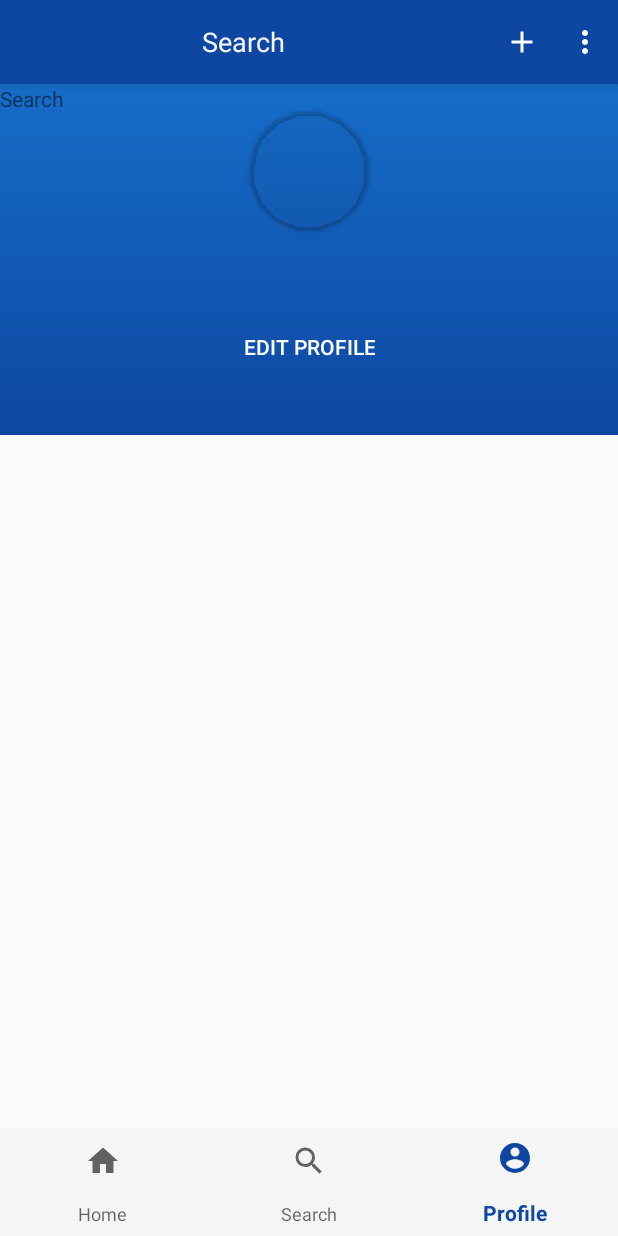
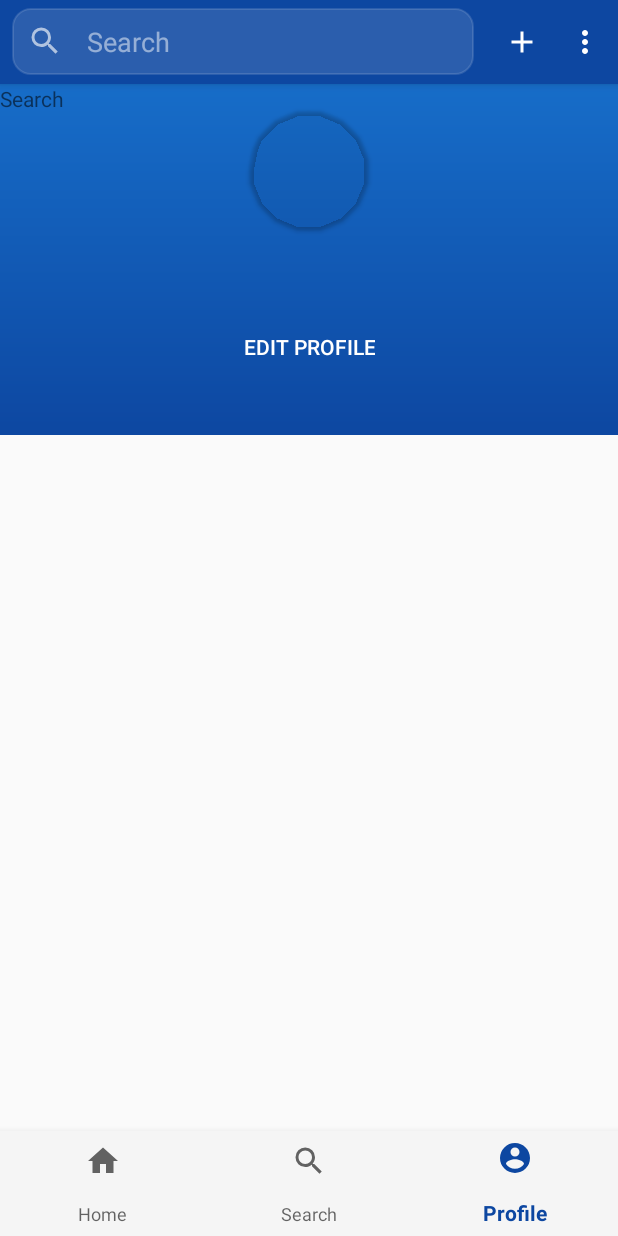
Before and after one commit to maheshgaya/CoolWallpapers, an Android app: the fragment SearchFragment placed in its activity, item 3 of the bottom bar chosen, on a phone screen of 412 x 824 dp. Run offline under Robolectric (Android 15) with nearby library versions, the phone set to English and light mode, and no system bars; our stand-ins replace ButterKnife, Firebase (no records; nobody signed in at launch, a user with empty details on screens opened directly); libraries missing offline, so code that uses them is left out: com.firebase.ui.

Commit message:
Feat: added Search Toolbar and fixed some auth issues

```diff
--- a/app/src/main/java/com/maheshgaya/android/coolwallpapers/adapter/ImageAdapter.java
+++ b/app/src/main/java/com/maheshgaya/android/coolwallpapers/adapter/ImageAdapter.java
@@ -26,9 +26,9 @@ import butterknife.ButterKnife;
 
 public class ImageAdapter extends RecyclerView.Adapter<ImageAdapter.ViewHolder> {
     private Context mContext;
-    private ArrayList<Post>  mImageUriList;
+    private ArrayList<Object>  mImageUriList;
 
-    public ImageAdapter(Context context, ArrayList<Post> imageUriList){
+    public ImageAdapter(Context context, ArrayList<Object> imageUriList){
         this.mContext = context;
         this.mImageUriList = imageUriList;
     }
@@ -42,7 +42,8 @@ public class ImageAdapter extends RecyclerView.Adapter<ImageAdapter.ViewHolder>
 
     @Override
     public void onBindViewHolder(ViewHolder holder, int position) {
-        final Post post = mImageUriList.get(position);
+        if (mImageUriList.get(position) instanceof  Post) {
+            final Post post = (Post)mImageUriList.get(position);
             Glide.with(mContext)
                     .load(post.getImageUrl())
                     .diskCacheStrategy(DiskCacheStrategy.ALL)
@@ -55,6 +56,7 @@ public class ImageAdapter extends RecyclerView.Adapter<ImageAdapter.ViewHolder>
                     Toast.makeText(mContext, post.getTitle(), Toast.LENGTH_SHORT).show();
                 }
             });
+        }
 
     }
 
--- a/app/src/main/java/com/maheshgaya/android/coolwallpapers/ui/main/HomeFragment.java
+++ b/app/src/main/java/com/maheshgaya/android/coolwallpapers/ui/main/HomeFragment.java
@@ -8,6 +8,7 @@ import android.support.v4.app.Fragment;
 import android.support.v7.app.AppCompatActivity;
 import android.support.v7.widget.GridLayoutManager;
 import android.support.v7.widget.RecyclerView;
+import android.support.v7.widget.StaggeredGridLayoutManager;
 import android.support.v7.widget.Toolbar;
 import android.view.LayoutInflater;
 import android.view.Menu;
@@ -43,7 +44,7 @@ public class HomeFragment extends Fragment {
     @BindView(R.id.toolbar_title)TextView mToolbarTitle;
 
     @BindView(R.id.recycle_view_home) RecyclerView mRecycleView;
-    private ArrayList<Post> mImageUriList;
+    private ArrayList<Object> mImageUriList;
     private ImageAdapter mImageAdapter;
     private DatabaseReference mDatabaseReference;
 
@@ -116,7 +117,7 @@ public class HomeFragment extends Fragment {
         mImageUriList = new ArrayList<>();
         mImageAdapter = new ImageAdapter(getContext(), mImageUriList);
         mRecycleView.setHasFixedSize(true);
-        GridLayoutManager gridLayoutManager = new GridLayoutManager(getContext(), 2);
+        GridLayoutManager gridLayoutManager = new GridLayoutManager(getContext(), getResources().getInteger(R.integer.grid_item_columns));
         mRecycleView.setLayoutManager(gridLayoutManager);
         mRecycleView.setAdapter(mImageAdapter);
         mRecycleView.setItemViewCacheSize(20);
@@ -131,8 +132,8 @@ public class HomeFragment extends Fragment {
     }
 
     @Override
-    public void onPause() {
-        super.onPause();
+    public void onStop() {
+        super.onStop();
         mDatabaseReference.removeEventListener(mValueEventListener);
     }
 }
--- a/app/src/main/java/com/maheshgaya/android/coolwallpapers/ui/main/SearchFragment.java
+++ b/app/src/main/java/com/maheshgaya/android/coolwallpapers/ui/main/SearchFragment.java
@@ -28,7 +28,6 @@ public class SearchFragment extends Fragment {
         View rootView = inflater.inflate(R.layout.fragment_search, container, false);
         ButterKnife.bind(this, rootView);
         ((AppCompatActivity) getActivity()).setSupportActionBar(mToolbar);
-        mToolbarTitle.setText(getString(R.string.bottom_nav_search));
         //TODO: if add menu remove this code for content insets
         mToolbar.setContentInsetsAbsolute(0, 0);
         mToolbar.setContentInsetsRelative(0, 0);
--- /dev/null
+++ b/app/src/main/res/drawable/ic_search_white.xml
@@ -0,0 +1,8 @@
+<?xml version="1.0" encoding="utf-8"?>
+<vector xmlns:android="http://schemas.android.com/apk/res/android"
+    android:height="24dp"
+    android:width="24dp"
+    android:viewportWidth="24"
+    android:viewportHeight="24">
+    <path android:fillColor="#A0ffffff" android:pathData="M9.5,3A6.5,6.5 0 0,1 16,9.5C16,11.11 15.41,12.59 14.44,13.73L14.71,14H15.5L20.5,19L19,20.5L14,15.5V14.71L13.73,14.44C12.59,15.41 11.11,16 9.5,16A6.5,6.5 0 0,1 3,9.5A6.5,6.5 0 0,1 9.5,3M9.5,5C7,5 5,7 5,9.5C5,12 7,14 9.5,14C12,14 14,12 14,9.5C14,7 12,5 9.5,5Z" />
+</vector>
--- /dev/null
+++ b/app/src/main/res/drawable/search_background.xml
@@ -0,0 +1,11 @@
+<?xml version="1.0" encoding="utf-8"?>
+<shape xmlns:android="http://schemas.android.com/apk/res/android" android:shape="rectangle">
+    <solid android:color="#20ffffff"/>
+    <corners android:radius="12dp"/>
+    <stroke  android:width="1dip" android:color="#20ffffff"/>
+    <padding
+        android:bottom="10dp"
+        android:left="10dp"
+        android:right="10dp"
+        android:top="10dp" />
+</shape>
--- a/app/src/main/res/layout/fragment_search.xml
+++ b/app/src/main/res/layout/fragment_search.xml
@@ -14,7 +14,7 @@
         android:theme="@style/AppTheme.AppBarOverlay">
 
         <!-- add toolbar -->
-        <include layout="@layout/toolbar"/>
+        <include layout="@layout/search_toolbar"/>
 
     </android.support.design.widget.AppBarLayout>
 
--- /dev/null
+++ b/app/src/main/res/layout/search_toolbar.xml
@@ -0,0 +1,24 @@
+<?xml version="1.0" encoding="utf-8"?>
+<android.support.v7.widget.Toolbar
+    xmlns:android="http://schemas.android.com/apk/res/android"
+    xmlns:app="http://schemas.android.com/apk/res-auto"
+    xmlns:tools="http://schemas.android.com/tools"
+    android:id="@+id/toolbar"
+    android:layout_width="match_parent"
+    android:layout_height="?attr/actionBarSize"
+    app:popupTheme="@style/AppTheme.PopupOverlay"
+    android:background="@color/colorPrimary"
+    android:textAlignment="center"
+    android:minHeight="?attr/actionBarSize"
+    app:contentInsetLeft="80dp"
+    app:contentInsetStart="80dp"
+    app:layout_collapseMode="pin" >
+    <AutoCompleteTextView
+        android:id="@+id/toolbar_title"
+        android:layout_marginLeft="8dp"
+        android:layout_marginRight="8dp"
+        style="@style/AppTheme.AutoCompleteTextView"
+        android:hint="@string/bottom_nav_search"
+        android:layout_width="match_parent"
+        android:layout_height="wrap_content" />
+</android.support.v7.widget.Toolbar>
--- a/app/src/main/res/values/dimens.xml
+++ b/app/src/main/res/values/dimens.xml
@@ -26,4 +26,6 @@
     <dimen name="post_text_size">18sp</dimen>
     <dimen name="post_drawable_content_padding">24dp</dimen>
 
+    <integer name="grid_item_columns">2</integer>
+
 </resources>
--- a/app/src/main/res/values/strings.xml
+++ b/app/src/main/res/values/strings.xml
@@ -52,4 +52,6 @@
     <string name="category_art">Art</string>
     <string name="category_urban">Urban</string>
 
+    <!-- Firebase UI Override -->
+    <string name="progress_dialog_signing_up">Creating your account&#8230;!</string>
 </resources>
--- a/app/src/main/res/values/styles.xml
+++ b/app/src/main/res/values/styles.xml
@@ -25,9 +25,11 @@
         <item name="colorAccent">@color/colorAccent</item>
         <item name="colorControlNormal">@color/colorGray100</item>
         <item name="colorControlActivated">@color/colorLightBlue700</item>
-            <item name="colorControlHighlight">@color/colorLightBlue700</item>
+        <item name="colorControlHighlight">@color/colorGray100</item>
         <item name="android:windowBackground">@drawable/auth_ui_logo</item>
+        <item name="android:textColor">@android:color/white</item>
     </style>
+
 
      <!--buttons -->
     <style name="AppTheme.Button" parent="Widget.AppCompat.Button">
@@ -48,6 +50,21 @@
         <item name="colorAccent">@color/colorLightBlue300</item>
         <item name="android:singleLine">true</item>
         <item name="android:lines">1</item>
+    </style>
+
+    <!-- AutoComplete -->
+    <style name="AppTheme.AutoCompleteTextView" parent="Base.V7.Widget.AppCompat.AutoCompleteTextView">
+        <item name="android:textColor">@android:color/white</item>
+        <item name="colorAccent">@color/colorLightBlue300</item>
+        <item name="android:singleLine">true</item>
+        <item name="android:lines">1</item>
+        <item name="android:drawableLeft">@drawable/ic_search_white</item>
+        <item name="android:drawableStart">@drawable/ic_search_white</item>
+        <item name="android:drawablePadding">16dp</item>
+        <item name="android:textCursorDrawable">@null</item>
+        <item name="android:gravity">start</item>
+        <item name="android:textSize">@dimen/profile_toolbar_text_size</item>
+        <item name="android:background">@drawable/search_background</item>
     </style>
 
     <!-- Back Button for toolbar-->
@@ -75,7 +92,4 @@
         <item name="colorPrimaryDark">@android:color/black</item>
     </style>
 
-
-
-
 </resources>
--- a/build.gradle
+++ b/build.gradle
@@ -26,3 +26,6 @@ allprojects {
 task clean(type: Delete) {
     delete rootProject.buildDir
 }
+
+//Constants
+project.ext.google_services_version = '10.0.1'
```
Also changed, not shown: app/build.gradle (+6 -5 lines), app/src/main/java/com/maheshgaya/android/coolwallpapers/ui/main/ProfileFragment.java (+7 -6 lines), app/src/main/java/com/maheshgaya/android/coolwallpapers/util/DatabaseUtils.java (+6 -1 lines). Lines whose indentation alone changed are shown as unchanged.
